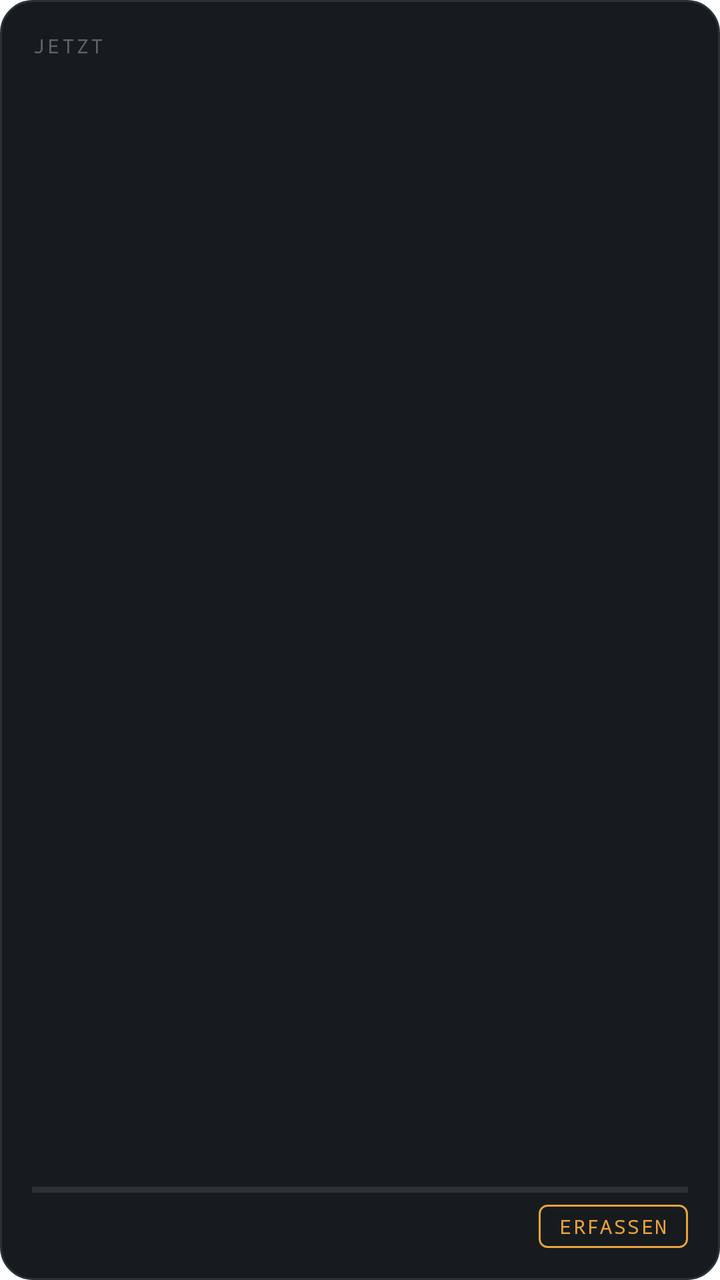
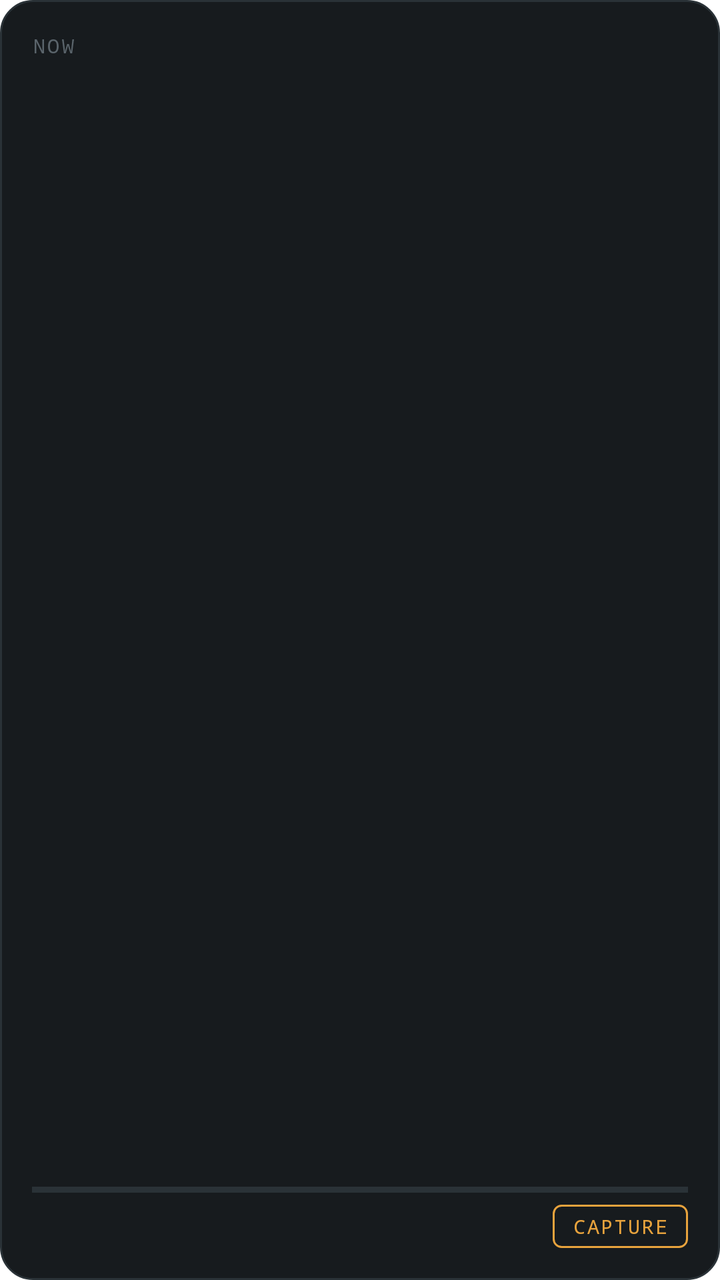

An Android layout rendered at two revisions. The XML below is the earlier revision; the diff shows what the commit changed to produce the second picture.
<!-- AndroidManifest.xml: fallback theme Theme.MaterialComponents.DayNight.NoActionBar -->
<!-- res/layout/axiom_widget.xml -->
<?xml version="1.0" encoding="utf-8"?>
<LinearLayout xmlns:android="http://schemas.android.com/apk/res/android"
    android:id="@+id/widget_root"
    android:layout_width="match_parent"
    android:layout_height="match_parent"
    android:orientation="vertical"
    android:padding="16dp"
    android:background="@drawable/widget_bg">

    <TextView
        android:id="@+id/widget_label"
        android:layout_width="wrap_content"
        android:layout_height="wrap_content"
        android:text="JETZT"
        android:textSize="10sp"
        android:letterSpacing="0.12"
        android:fontFamily="monospace"
        android:textColor="@color/axiom_ink_faint" />

    <TextView
        android:id="@+id/widget_headline"
        android:layout_width="match_parent"
        android:layout_height="wrap_content"
        android:layout_marginTop="6dp"
        android:maxLines="2"
        android:ellipsize="end"
        android:textSize="19sp"
        android:textColor="@color/axiom_ink" />

    <TextView
        android:id="@+id/widget_detail"
        android:layout_width="match_parent"
        android:layout_height="wrap_content"
        android:layout_marginTop="2dp"
        android:maxLines="1"
        android:ellipsize="end"
        android:textSize="12sp"
        android:textColor="@color/axiom_ink_dim" />

    
    <FrameLayout
        android:layout_width="match_parent"
        android:layout_height="0dp"
        android:layout_weight="1" />

    <ProgressBar
        android:id="@+id/widget_bar"
        style="?android:attr/progressBarStyleHorizontal"
        android:layout_width="match_parent"
        android:layout_height="3dp"
        android:layout_marginTop="8dp"
        android:max="100"
        android:progressDrawable="@drawable/widget_bar" />

    <LinearLayout
        android:layout_width="match_parent"
        android:layout_height="wrap_content"
        android:layout_marginTop="6dp"
        android:orientation="horizontal"
        android:gravity="center_vertical">

        <TextView
            android:id="@+id/widget_capacity"
            android:layout_width="0dp"
            android:layout_weight="1"
            android:layout_height="wrap_content"
            android:textSize="10sp"
            android:letterSpacing="0.08"
            android:fontFamily="monospace"
            android:textColor="@color/axiom_signal" />

        <TextView
            android:id="@+id/widget_capture"
            android:layout_width="wrap_content"
            android:layout_height="wrap_content"
            android:paddingHorizontal="10dp"
            android:paddingVertical="4dp"
            android:text="ERFASSEN"
            android:textSize="10sp"
            android:letterSpacing="0.08"
            android:fontFamily="monospace"
            android:textColor="@color/axiom_signal"
            android:background="@drawable/widget_chip" />
    </LinearLayout>
</LinearLayout>
<!-- resources referenced by this layout -->
<resources>
  <color name="axiom_ink">#E6E4DE</color>
  <color name="axiom_ink_dim">#8A9299</color>
  <color name="axiom_ink_faint">#5A646B</color>
  <color name="axiom_signal">#E8A33D</color>
  <!-- drawable widget_bar (drawable) -->
  <?xml version="1.0" encoding="utf-8"?>
  <layer-list xmlns:android="http://schemas.android.com/apk/res/android">
      <item android:id="@android:id/background">
          <shape><solid android:color="@color/axiom_rule" /></shape>
      </item>
      <item android:id="@android:id/progress">
          <clip><shape><solid android:color="@color/axiom_signal" /></shape></clip>
      </item>
  </layer-list>
  <!-- drawable widget_bg (drawable) -->
  <?xml version="1.0" encoding="utf-8"?>
  <shape xmlns:android="http://schemas.android.com/apk/res/android"
      android:shape="rectangle">
      <solid android:color="@color/axiom_panel" />
      <corners android:radius="16dp" />
      <stroke android:width="1dp" android:color="@color/axiom_rule" />
  </shape>
  <!-- drawable widget_chip (drawable) -->
  <?xml version="1.0" encoding="utf-8"?>
  <shape xmlns:android="http://schemas.android.com/apk/res/android"
      android:shape="rectangle">
      <corners android:radius="4dp" />
      <stroke android:width="1dp" android:color="@color/axiom_signal" />
  </shape>
  <color name="axiom_rule">#2A3237</color>
  <color name="axiom_panel">#171B1E</color>
</resources>

<!-- the commit's change to res/layout/axiom_widget.xml (unified diff, before → after) -->
@@ -11,7 +11,7 @@
         android:id="@+id/widget_label"
         android:layout_width="wrap_content"
         android:layout_height="wrap_content"
-        android:text="JETZT"
+        android:text="@string/axiom_widget_label"
         android:textSize="10sp"
         android:letterSpacing="0.12"
         android:fontFamily="monospace"
@@ -75,7 +75,7 @@
             android:layout_height="wrap_content"
             android:paddingHorizontal="10dp"
             android:paddingVertical="4dp"
-            android:text="ERFASSEN"
+            android:text="@string/axiom_widget_capture"
             android:textSize="10sp"
             android:letterSpacing="0.08"
             android:fontFamily="monospace"
<!-- resource entries referenced after the edit -->
@@ -29,6 +29,8 @@
       <corners android:radius="4dp" />
       <stroke android:width="1dp" android:color="@color/axiom_signal" />
   </shape>
+  <string name="axiom_widget_capture">CAPTURE</string>
+  <string name="axiom_widget_label">NOW</string>
   <color name="axiom_rule">#2A3237</color>
   <color name="axiom_panel">#171B1E</color>
 </resources>
